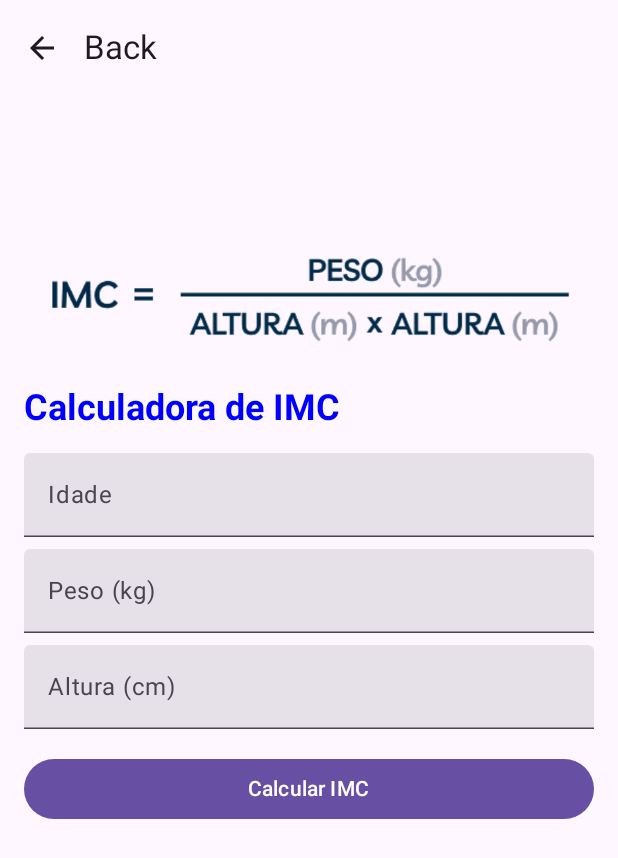
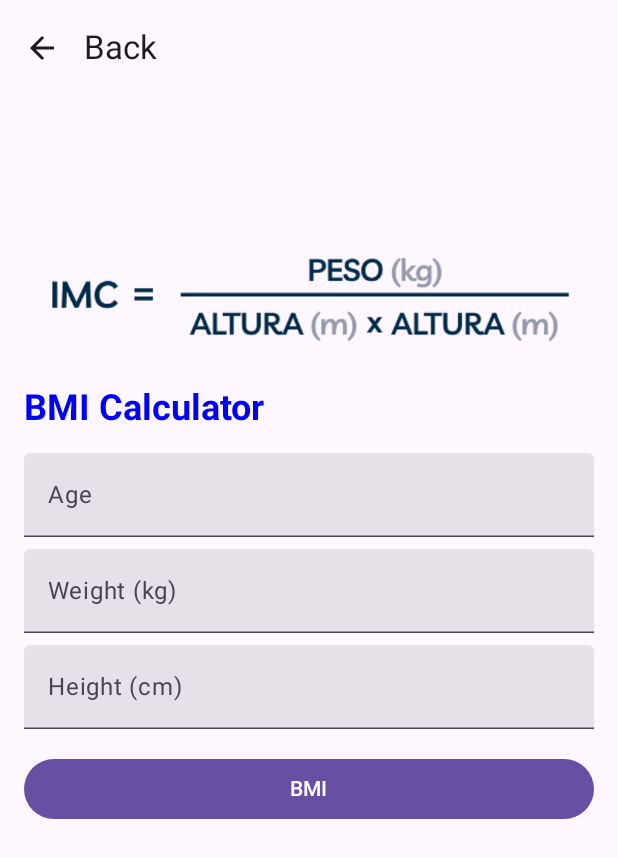
Before and after one commit to diogodiogo2002/ProgAvancada, an Android app built with Jetpack Compose: the composable BMI shown on its own in the app's theme, on a phone screen of 412 x 824 dp. Shown: the top 858 px of the screen. Run offline under Robolectric (Android 15) with nearby library versions, the phone set to English and light mode, and no system bars; 2 statements that could not run were skipped.

Commit message:
Alteração do idioma dos textos para inglês

```diff
--- a/FitnessApp/app/src/main/java/com/example/fitnessapp/IMC.kt
+++ b/FitnessApp/app/src/main/java/com/example/fitnessapp/BMI.kt
@@ -13,7 +13,6 @@ import androidx.compose.material3.IconButton
 import androidx.compose.material3.Text
 import androidx.compose.material3.TopAppBar
 import androidx.compose.runtime.Composable
-import androidx.compose.ui.Alignment
 import androidx.compose.ui.Modifier
 import androidx.compose.ui.unit.dp
 import androidx.navigation.NavController
@@ -22,7 +21,6 @@ import androidx.compose.foundation.text.KeyboardOptions
 import androidx.compose.material3.*
 import androidx.compose.runtime.*
 import androidx.compose.ui.text.input.KeyboardType
-import androidx.compose.ui.unit.dp
 import androidx.compose.ui.unit.sp
 import androidx.compose.ui.text.font.FontWeight
 import androidx.compose.ui.graphics.Color
@@ -30,11 +28,11 @@ import androidx.compose.ui.res.painterResource
 
 @OptIn(ExperimentalMaterial3Api::class)
 @Composable
-fun IMC(navController: NavController) {
+fun BMI(navController: NavController) {
     var age by remember { mutableStateOf("") }
     var weight by remember { mutableStateOf("") }
     var height by remember { mutableStateOf("") }
-    var imc by remember { mutableStateOf<Double?>(null) }
+    var bmi by remember { mutableStateOf<Double?>(null) }
     var error by remember { mutableStateOf<String?>(null) }
     CustomScaffold(navController = navController, showBackButton = true) {
         Column {
@@ -65,7 +63,7 @@ fun IMC(navController: NavController) {
             verticalArrangement = Arrangement.Center
         ) {
             Text(
-                text = "Calculadora de IMC",
+                text = "BMI Calculator",
                 fontSize = 24.sp,
                 fontWeight = FontWeight.Bold,
                 color = Color.Blue
@@ -75,7 +73,7 @@ fun IMC(navController: NavController) {
             TextField(
                 value = age,
                 onValueChange = { age = it },
-                label = { Text("Idade") },
+                label = { Text("Age") },
                 keyboardOptions = KeyboardOptions.Default.copy(keyboardType = KeyboardType.Number),
                 modifier = Modifier.fillMaxWidth()
             )
@@ -85,7 +83,7 @@ fun IMC(navController: NavController) {
             TextField(
                 value = weight,
                 onValueChange = { weight = it },
-                label = { Text("Peso (kg)") },
+                label = { Text("Weight (kg)") },
                 keyboardOptions = KeyboardOptions.Default.copy(keyboardType = KeyboardType.Number),
                 modifier = Modifier.fillMaxWidth()
             )
@@ -95,7 +93,7 @@ fun IMC(navController: NavController) {
             TextField(
                 value = height,
                 onValueChange = { height = it },
-                label = { Text("Altura (cm)") },
+                label = { Text("Height (cm)") },
                 keyboardOptions = KeyboardOptions.Default.copy(keyboardType = KeyboardType.Number),
                 modifier = Modifier.fillMaxWidth()
             )
@@ -107,25 +105,25 @@ fun IMC(navController: NavController) {
                     val weightValue = weight.toDoubleOrNull()
                     val heightValue = height.toDoubleOrNull()
                     if (weightValue != null && heightValue != null && heightValue > 0) {
-                        imc = weightValue / (heightValue * heightValue)
+                        bmi = weightValue / (heightValue * heightValue)
                         error = null
                     } else {
-                        error = "Por favor, insira valores válidos para peso e altura."
-                        imc = null
+                        error = "Please, insert valid values."
+                        bmi = null
                     }
                 },
                 modifier = Modifier.fillMaxWidth()
             ) {
-                Text("Calcular IMC")
+                Text("BMI")
             }
 
             Spacer(modifier = Modifier.height(16.dp))
 
 
 
-            imc?.let {
+            bmi?.let {
                 Text(
-                    text = "Seu IMC é: %.2f".format(it),
+                    text = "Your BMI is: %.2f".format(it),
                     fontSize = 20.sp,
                     fontWeight = FontWeight.Medium
                 )
--- a/FitnessApp/app/src/main/java/com/example/fitnessapp/MainActivity.kt
+++ b/FitnessApp/app/src/main/java/com/example/fitnessapp/MainActivity.kt
@@ -42,8 +42,8 @@ fun FitnessApp() {
                 composable("gain_weight") {
                     GainWeightScreen(navController)
                 }
-                composable("imc") {
-                    IMC(navController)
+                composable("bmi") {
+                    BMI(navController)
                 }
             }
     }
```
Also changed, not shown: FitnessApp/app/src/main/java/com/example/fitnessapp/MenuScreen.kt (+5 -5 lines).
